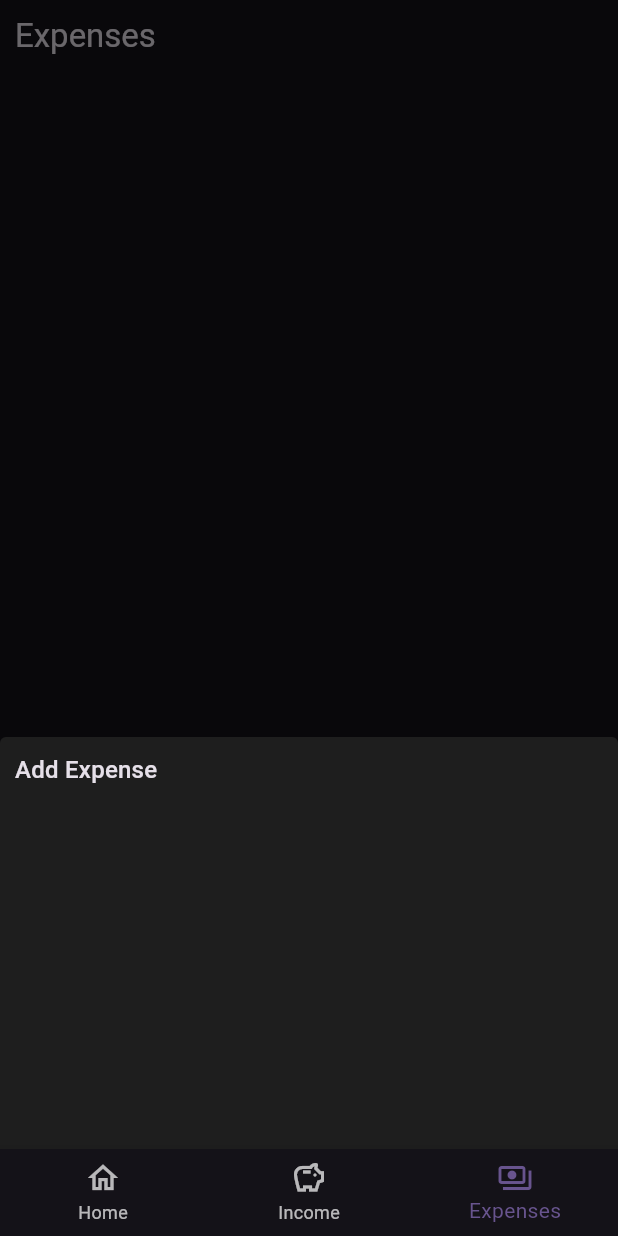
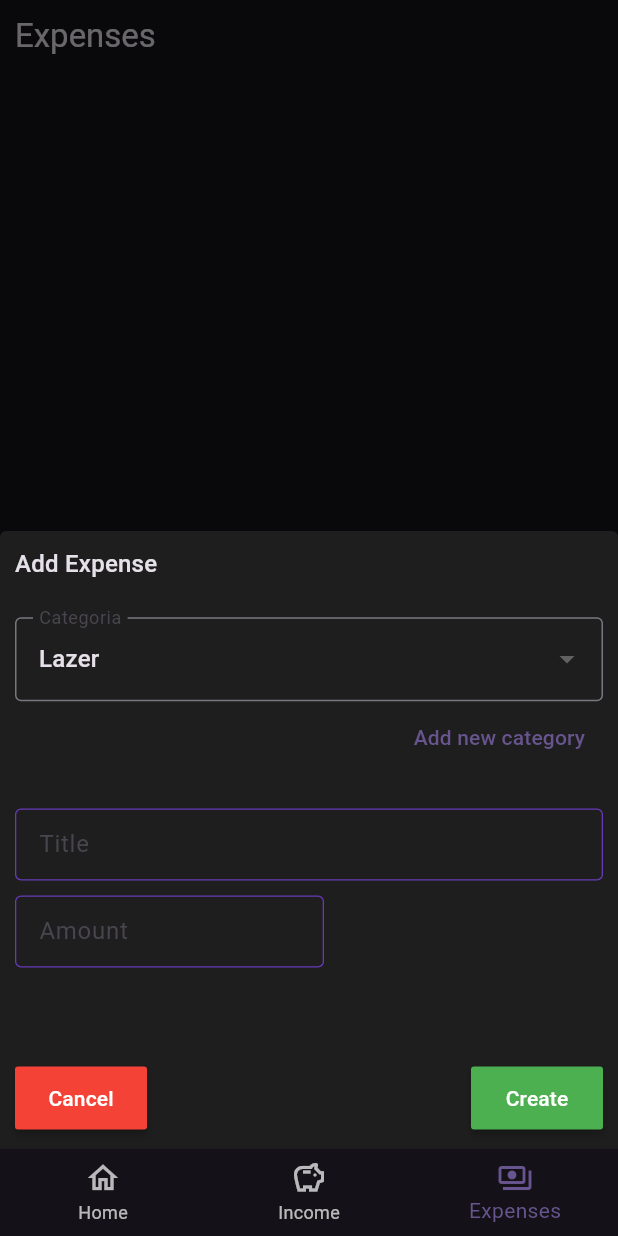
Before and after one commit to kauemurakami/fin_track, a Flutter app: the screen it shows after launch, item 3 of the bottom bar chosen, after a tap on the "add" icon, on a phone screen of 412 x 824 dp. Run offline on Flutter 3.47's test engine with Material 3 defaults, Android fonts, the phone set to English and light mode, and no system bars; our stand-ins replace get_it, go_router, sqflite; accounts and stored records are empty.

Commit message:
Add form add expense fetch categories init add expense

```diff
--- a/lib/data/models/transaction.dart
+++ b/lib/data/models/transaction.dart
@@ -2,6 +2,12 @@ import 'dart:convert';
 
 import 'package:fin_track/data/enums/transaction_type.dart';
 import 'package:fin_track/data/models/category.dart';
+
+List<TransactionModel> transactionsFromMap(List<Map<String, dynamic>> transactionMaps) {
+  return List<TransactionModel>.from(
+    transactionMaps.map((map) => TransactionModel.fromJson(map)),
+  );
+}
 
 List<TransactionModel> transactionFromJson(String str) => List<TransactionModel>.from(
       json.decode(str).map(
@@ -19,7 +25,7 @@ String transactionToJson(List<TransactionModel> data) => json.encode(
 
 class TransactionModel {
   String? id, title;
-  int? amount;
+  double? amount;
   DateTime? date;
   TransactionType? type;
   CategoryModel? category;
@@ -39,15 +45,14 @@ class TransactionModel {
         amount: json["amount"],
         date: DateTime.parse(json["date"]),
         type: json["type"] == TransactionType.expense.type ? TransactionType.expense : TransactionType.income,
-        category: CategoryModel.fromJson(json["category"]),
+        category: json["category"] == null ? null : CategoryModel.fromJson(json["category"]),
       );
 
   Map<String, dynamic> toJson() => {
-        "id": id,
         "title": title,
         "amount": amount,
         "date": date?.toIso8601String(),
         "type": type == TransactionType.expense ? TransactionType.expense.type : TransactionType.income.type,
-        "category": category?.toJson(),
+        "category_id": category?.id,
       };
 }
--- a/lib/data/services/db/db.dart
+++ b/lib/data/services/db/db.dart
@@ -1,3 +1,4 @@
+import 'package:fin_track/data/enums/transaction_type.dart';
 import 'package:fin_track/data/models/app_error.dart';
 import 'package:fin_track/data/models/category.dart';
 import 'package:fin_track/data/models/either.dart';
@@ -7,12 +8,33 @@ import 'package:path_provider/path_provider.dart';
 
 class DBService {
   static Database? _database;
-  Future<Either<AppError, CategoryModel>> addCategory() async {
+  Future<Either<AppError, CategoryModel>> addCategory(CategoryModel category) async {
     return Either.left(AppError(error: '1'));
   }
 
   Future<Either<AppError, TransactionModel>> addExpense(TransactionModel transaction) async {
     return Either.left(AppError(error: '1'));
+  }
+
+  // Função para recuperar todas as transactions do tipo expense
+  Future<Either<AppError, List<TransactionModel>>> fetchExpenses() async {
+    try {
+      final db = await database;
+      // Recuperar todas as categorias
+      final List<Map<String, dynamic>> transactionsMaps = await db.rawQuery(
+        'SELECT * FROM transactions WHERE type = ?',
+        [TransactionType.expense.type],
+      );
+      print(transactionsMaps);
+
+      return Either.right(transactionsFromMap(transactionsMaps));
+    } on DatabaseException catch (e) {
+      print('Error in recovery transactions: ${e.toString()}');
+      return Either.left(AppError(error: 'Database Exception', message: 'Error recovery expenses'));
+    } catch (e) {
+      print('Unexpected Error: ${e.toString()}');
+      return Either.left(AppError(error: 'Unexpected Error', message: 'Unexpected Error'));
+    }
   }
 
   // Função para recuperar todas as categorias
@@ -25,11 +47,11 @@ class DBService {
 
       return Either.right(categoriesFromMap(categoryMaps));
     } on DatabaseException catch (e) {
-      print('Erro ao recuperar categorias: ${e.toString()}');
-      return Either.left(AppError(error: 'Database Exception', message: 'Erro ao recuperar categorias'));
+      print('Error in recovery categories: ${e.toString()}');
+      return Either.left(AppError(error: 'Database Exception', message: 'Error recovery categories'));
     } catch (e) {
-      print('Erro inesperado: ${e.toString()}');
-      return Either.left(AppError(error: 'Unexpected Error', message: 'Um erro inesperado aconteceu, tente novamente'));
+      print('Unexpected Error: ${e.toString()}');
+      return Either.left(AppError(error: 'Unexpected Error', message: 'Unexpected Error'));
     }
   }
 
--- a/lib/modules/expenses/page.dart
+++ b/lib/modules/expenses/page.dart
@@ -34,9 +34,9 @@ class _ExpensesPageState extends State<ExpensesPage> {
           enableDrag: true,
           isDismissible: true,
           context: context,
-          builder: (context) => ChangeNotifierProvider.value(
+          builder: (_) => ChangeNotifierProvider.value(
             value: provider,
-            builder: (context, child) => BSAddExpense(),
+            builder: (__, ___) => BSAddExpense(),
           ),
         ),
         child: Icon(Icons.add),
--- a/lib/modules/expenses/provider.dart
+++ b/lib/modules/expenses/provider.dart
@@ -1,6 +1,8 @@
+import 'package:fin_track/data/enums/transaction_type.dart';
 import 'package:fin_track/data/models/app_error.dart';
 import 'package:fin_track/data/models/category.dart';
 import 'package:fin_track/data/models/either.dart';
+import 'package:fin_track/data/models/transaction.dart';
 import 'package:fin_track/modules/expenses/repository.dart';
 import 'package:flutter/foundation.dart';
 
@@ -8,8 +10,37 @@ class ExpensesProvider extends ChangeNotifier {
   final ExpensesRepository repository;
 
   ExpensesProvider(this.repository);
-  String a = 'aa';
   List<CategoryModel> categories = [];
+  List<TransactionModel> transactions = [];
+  late CategoryModel selectedCategory;
+  CategoryModel newCategory = CategoryModel();
+  TransactionModel newTransaction = TransactionModel();
+
+  Future<Either<AppError, TransactionModel>> addTransaction() async {
+    newTransaction.category = selectedCategory;
+    newTransaction.date = DateTime.now();
+    newTransaction.type = TransactionType.expense;
+    final Either<AppError, TransactionModel> result = await repository.addExpense(newTransaction);
+    result.fold((AppError error) {
+      //TODO: another handlers
+    }, (TransactionModel transaction) {
+      transactions.add(transaction);
+    });
+    notifyListeners();
+    return result;
+  }
+
+  Future<Either<AppError, List<TransactionModel>>> fetchExpenses() async {
+    final Either<AppError, List<TransactionModel>> result = await repository.fetchExpenses();
+    result.fold((AppError error) {
+      //TODO: another handlers
+      categories = [];
+    }, (List<TransactionModel> transactions) {
+      this.transactions = transactions;
+    });
+    notifyListeners();
+    return result;
+  }
 
   Future<Either<AppError, List<CategoryModel>>> fetchCategories() async {
     final Either<AppError, List<CategoryModel>> result = await repository.fetchCategories();
@@ -18,8 +49,29 @@ class ExpensesProvider extends ChangeNotifier {
       categories = [];
     }, (List<CategoryModel> categories) {
       this.categories = categories;
+      selectedCategory = categories.first;
     });
     notifyListeners();
     return result;
   }
+
+  void selectCategory(CategoryModel category) {
+    selectedCategory = category;
+    notifyListeners();
+  }
+
+  onChangedTitle(String value) => newTransaction.title = value;
+  onSavedTitle(String value) => newTransaction.title = value;
+  validateTitle(String value) => value.length < 3 ? 'Insert a valide title' : null;
+  onChangedAmount(String value) {
+    final amount = double.tryParse(value);
+    if (amount != null) {
+      newTransaction.amount = amount;
+    } else {
+      newTransaction.amount = 0.00;
+    }
+  }
+
+  onSavedAmount(String value) {}
+  validateAmount(String value) => value.length < 1 ? 'Insert an amount' : null;
 }
--- a/lib/modules/expenses/repository.dart
+++ b/lib/modules/expenses/repository.dart
@@ -10,7 +10,10 @@ class ExpensesRepository {
   ExpensesRepository(this.dbService);
 
   Future<Either<AppError, List<CategoryModel>>> fetchCategories() async => await dbService.fetchCategories();
-  Future<Either<AppError, CategoryModel>> addCategory() async => await dbService.addCategory();
+  Future<Either<AppError, List<TransactionModel>>> fetchExpenses() async => await dbService.fetchExpenses();
+  Future<Either<AppError, CategoryModel>> addCategory(CategoryModel category) async =>
+      await dbService.addCategory(category);
+
   Future<Either<AppError, TransactionModel>> addExpense(TransactionModel transaction) async =>
       await dbService.addExpense(transaction);
 }
--- a/lib/modules/expenses/widgets/bs_add_expense.dart
+++ b/lib/modules/expenses/widgets/bs_add_expense.dart
@@ -1,21 +1,108 @@
+import 'package:fin_track/data/models/category.dart';
+import 'package:fin_track/modules/expenses/provider.dart';
+import 'package:fin_track/modules/widgets/button.dart';
+import 'package:fin_track/modules/widgets/tff.dart';
 import 'package:flutter/material.dart';
+import 'package:provider/provider.dart';
 
 class BSAddExpense extends StatelessWidget {
-  const BSAddExpense({super.key});
+  final GlobalKey<FormState> _formKey = GlobalKey<FormState>();
 
+  BSAddExpense({super.key});
   @override
   Widget build(BuildContext context) {
+    final provider = context.read<ExpensesProvider>();
     return Container(
       padding: const EdgeInsets.all(10.0),
       width: MediaQuery.sizeOf(context).width,
-      height: MediaQuery.sizeOf(context).height / 3,
+      height: MediaQuery.sizeOf(context).height / 2.0,
       child: Column(
+        spacing: 10.0,
+        mainAxisAlignment: MainAxisAlignment.spaceBetween,
         crossAxisAlignment: CrossAxisAlignment.start,
         children: [
           Text(
             'Add Expense',
             style: TextTheme.of(context).titleMedium,
           ),
+          // Dropdown de categorias
+          Column(
+            children: [
+              DropdownButtonFormField<CategoryModel>(
+                padding: EdgeInsets.zero,
+                value: provider.selectedCategory,
+                items: provider.categories.map((category) {
+                  return DropdownMenuItem<CategoryModel>(
+                    value: category,
+                    child: Text(category.name!),
+                  );
+                }).toList(),
+                onChanged: (CategoryModel? value) {
+                  if (value != null) {
+                    // Atualizar a categoria selecionada
+                    provider.selectCategory(value);
+                  }
+                },
+                decoration: InputDecoration(
+                  labelText: 'Categoria',
+                  border: OutlineInputBorder(),
+                ),
+              ),
+              Row(
+                mainAxisAlignment: MainAxisAlignment.end,
+                children: [
+                  TextButton(
+                    onPressed: () => '',
+                    child: Text('Add new category'),
+                  )
+                ],
+              ),
+            ],
+          ),
+          Form(
+            key: _formKey,
+            child: Column(
+              crossAxisAlignment: CrossAxisAlignment.start,
+              spacing: 10.0,
+              children: [
+                Tff(
+                  label: 'Title',
+                  type: TextInputType.name,
+                  onChanged: (String value) => provider.onChangedTitle(value),
+                  onSaved: (String value) => provider.onSavedTitle(value),
+                  onValidate: (String value) => provider.validateTitle(value),
+                ),
+                SizedBox(
+                  width: MediaQuery.sizeOf(context).width / 2,
+                  child: Tff(
+                    label: 'Amount',
+                    type: TextInputType.number,
+                    onChanged: (String value) => provider.onChangedAmount(value),
+                    onSaved: (String value) => provider.onSavedAmount(value),
+                    onValidate: (String value) => provider.validateAmount(value),
+                  ),
+                ),
+              ],
+            ),
+          ),
+          const SizedBox(
+            height: 16.0,
+          ),
+          Row(
+            mainAxisAlignment: MainAxisAlignment.spaceBetween,
+            children: [
+              DefaultButton(
+                callback: () => Navigator.pop(context),
+                text: 'Cancel',
+                color: Colors.red.shade500,
+              ),
+              DefaultButton(
+                callback: () => 'Create',
+                text: 'Create',
+                color: Colors.green.shade500,
+              ),
+            ],
+          )
         ],
       ),
     );
--- a/lib/modules/widgets/tff.dart
+++ b/lib/modules/widgets/tff.dart
@@ -30,33 +30,34 @@ class Tff extends StatelessWidget {
       // style: const TextStyle(fontSize: 16.0, fontWeight: FontWeight.w400, color: Colors.black87),
       decoration: InputDecoration(
         contentPadding: const EdgeInsets.only(top: 4.0, bottom: 4.0, left: 12.0),
-        // enabledBorder: const OutlineInputBorder(
-        //   borderSide: BorderSide(width: .85),
-        // ),
-        // focusedBorder: const OutlineInputBorder(
-        //   borderSide: BorderSide(width: 1.4),
-        // ),
-        // disabledBorder: const OutlineInputBorder(
-        //   borderSide: BorderSide(width: .85),
-        // ),
-        // errorBorder: const OutlineInputBorder(
-        //   borderSide: BorderSide(
-        //     // color: colorprimary,
-        //     width: .85,
-        //   ),
-        // ),
-        // focusedErrorBorder: const OutlineInputBorder(
-        //   borderSide: BorderSide(
-        //     width: .85,
-        //   ),
-        // ),
+        enabledBorder: const OutlineInputBorder(
+          borderSide: BorderSide(width: .85, color: Colors.deepPurple),
+        ),
+        focusedBorder: const OutlineInputBorder(
+          borderSide: BorderSide(width: 1.4, color: Colors.deepPurple),
+        ),
+        disabledBorder: const OutlineInputBorder(
+          borderSide: BorderSide(width: .85, color: Colors.deepPurple),
+        ),
+        errorBorder: const OutlineInputBorder(
+          borderSide: BorderSide(
+            color: Colors.red,
+            width: .85,
+          ),
+        ),
+        focusedErrorBorder: const OutlineInputBorder(
+          borderSide: BorderSide(
+            color: Colors.red,
+            width: .85,
+          ),
+        ),
 
-        // errorMaxLines: 1,
-        // errorStyle: const TextStyle(
-        //   fontSize: 11.0,
-        //   height: .1,
-        //   color: Colors.red,
-        // ),
+        errorMaxLines: 1,
+        errorStyle: const TextStyle(
+          fontSize: 11.0,
+          height: .1,
+          color: Colors.red,
+        ),
         label: Text(label ?? ''),
         // labelStyle: const TextStyle(color: Colors.black, fontSize: 17.0),
       ),
```
Also changed, not shown: lib/modules/expenses/widgets/ad_add_category.dart (added, +10 -0 lines).
